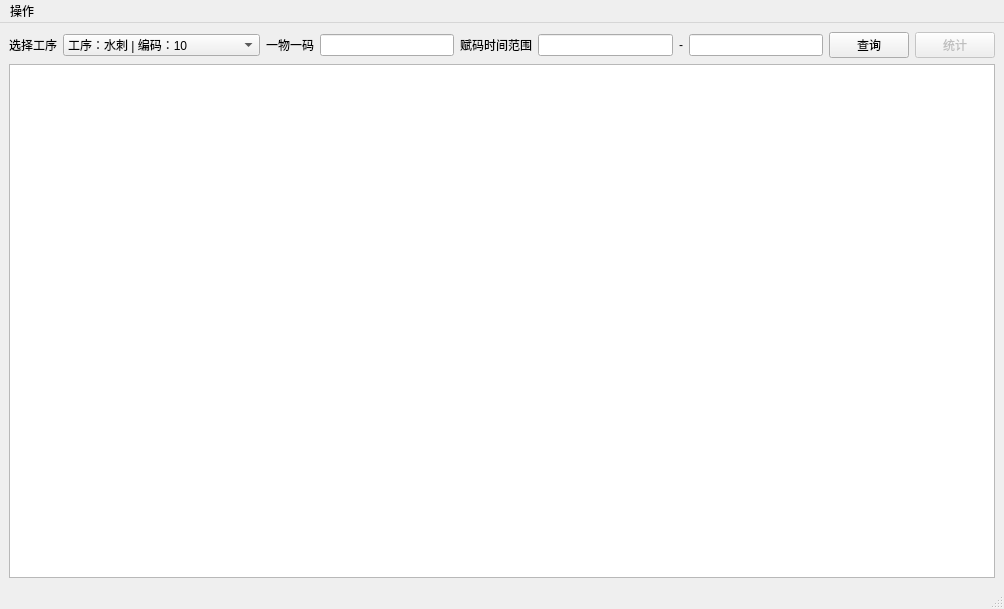
This is MainWindow.ui in qiujun1905/pandas as Qt 5 draws it before an edit. The edited form follows.
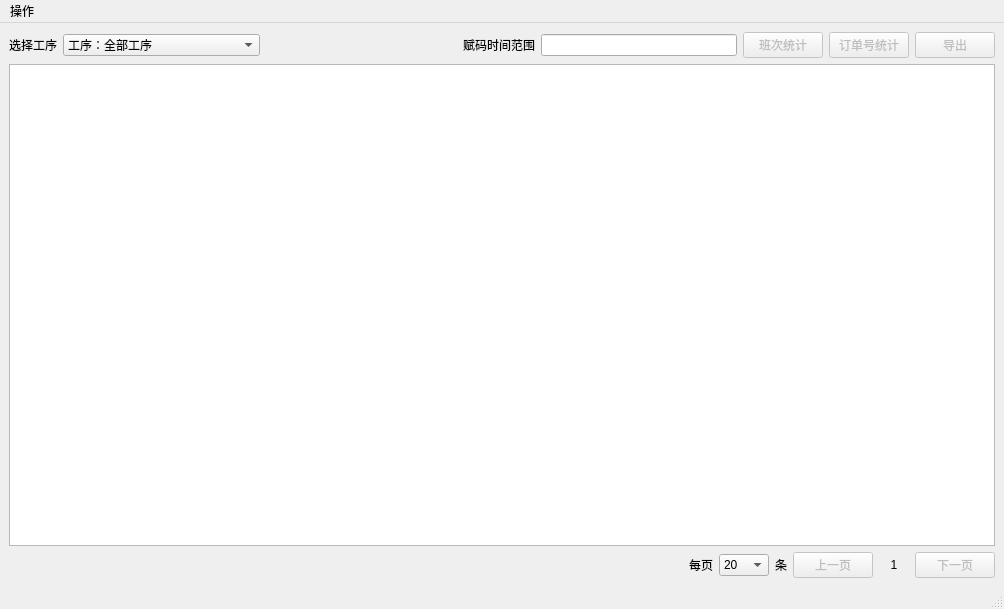
This is the edited form. Custom widgets are drawn as their Qt base class.

The edit to the form file:
```diff
--- a/MainWindow.ui
+++ b/MainWindow.ui
@@ -2,6 +2,9 @@
 <ui version="4.0">
  <class>MainWindow</class>
  <widget class="QMainWindow" name="MainWindow">
+  <property name="enabled">
+   <bool>true</bool>
+  </property>
   <property name="geometry">
    <rect>
     <x>0</x>
@@ -32,6 +35,11 @@
           <height>0</height>
          </size>
         </property>
+        <item>
+         <property name="text">
+          <string>工序：全部工序</string>
+         </property>
+        </item>
         <item>
          <property name="text">
           <string>工序：水刺 | 编码：10</string>
@@ -60,14 +68,17 @@
        </widget>
       </item>
       <item>
-       <widget class="QLabel" name="label_2">
-        <property name="text">
-         <string>一物一码</string>
+       <spacer name="horizontalSpacer_2">
+        <property name="orientation">
+         <enum>Qt::Horizontal</enum>
         </property>
-       </widget>
-      </item>
-      <item>
-       <widget class="QLineEdit" name="lineEdit_qrcode_id"/>
+        <property name="sizeHint" stdset="0">
+         <size>
+          <width>40</width>
+          <height>20</height>
+         </size>
+        </property>
+       </spacer>
       </item>
       <item>
        <widget class="QLabel" name="label_3">
@@ -80,19 +91,12 @@
        <widget class="MyLineEdit" name="lineEdit_time_cr_before"/>
       </item>
       <item>
-       <widget class="QLabel" name="label_4">
-        <property name="text">
-         <string>-</string>
+       <widget class="QPushButton" name="pushButton_class">
+        <property name="enabled">
+         <bool>false</bool>
         </property>
-       </widget>
-      </item>
-      <item>
-       <widget class="MyLineEdit" name="lineEdit_time_cr_after"/>
-      </item>
-      <item>
-       <widget class="QPushButton" name="btn_search">
         <property name="text">
-         <string>查询</string>
+         <string>班次统计</string>
         </property>
        </widget>
       </item>
@@ -102,7 +106,17 @@
          <bool>false</bool>
         </property>
         <property name="text">
-         <string>统计</string>
+         <string>订单号统计</string>
+        </property>
+       </widget>
+      </item>
+      <item>
+       <widget class="QPushButton" name="pushButton_export">
+        <property name="enabled">
+         <bool>false</bool>
+        </property>
+        <property name="text">
+         <string>导出</string>
         </property>
        </widget>
       </item>
@@ -111,10 +125,122 @@
     <item>
      <widget class="QTableView" name="tableView">
       <property name="gridStyle">
-       <enum>Qt::DashDotLine</enum>
+       <enum>Qt::SolidLine</enum>
       </property>
      </widget>
     </item>
+    <item>
+     <layout class="QHBoxLayout" name="horizontalLayout_2">
+      <item>
+       <spacer name="horizontalSpacer">
+        <property name="orientation">
+         <enum>Qt::Horizontal</enum>
+        </property>
+        <property name="sizeHint" stdset="0">
+         <size>
+          <width>40</width>
+          <height>20</height>
+         </size>
+        </property>
+       </spacer>
+      </item>
+      <item>
+       <widget class="QLabel" name="label_5">
+        <property name="text">
+         <string>每页</string>
+        </property>
+       </widget>
+      </item>
+      <item>
+       <widget class="QComboBox" name="comboBox_rows">
+        <property name="enabled">
+         <bool>true</bool>
+        </property>
+        <property name="minimumSize">
+         <size>
+          <width>50</width>
+          <height>0</height>
+         </size>
+        </property>
+        <property name="maximumSize">
+         <size>
+          <width>50</width>
+          <height>16777215</height>
+         </size>
+        </property>
+        <item>
+         <property name="text">
+          <string>20</string>
+         </property>
+        </item>
+        <item>
+         <property name="text">
+          <string>50</string>
+         </property>
+        </item>
+        <item>
+         <property name="text">
+          <string>100</string>
+         </property>
+        </item>
+        <item>
+         <property name="text">
+          <string>1000</string>
+         </property>
+        </item>
+       </widget>
+      </item>
+      <item>
+       <widget class="QLabel" name="label_6">
+        <property name="text">
+         <string>条</string>
+        </property>
+       </widget>
+      </item>
+      <item>
+       <widget class="QPushButton" name="pushButton_shang">
+        <property name="enabled">
+         <bool>false</bool>
+        </property>
+        <property name="text">
+         <string>上一页</string>
+        </property>
+       </widget>
+      </item>
+      <item>
+       <widget class="QLabel" name="label_current_page">
+        <property name="minimumSize">
+         <size>
+          <width>30</width>
+          <height>0</height>
+         </size>
+        </property>
+        <property name="maximumSize">
+         <size>
+          <width>30</width>
+          <height>16777215</height>
+         </size>
+        </property>
+        <property name="text">
+         <string>1</string>
+        </property>
+        <property name="alignment">
+         <set>Qt::AlignCenter</set>
+        </property>
+       </widget>
+      </item>
+      <item>
+       <widget class="QPushButton" name="pushButton_xia">
+        <property name="enabled">
+         <bool>false</bool>
+        </property>
+        <property name="text">
+         <string>下一页</string>
+        </property>
+       </widget>
+      </item>
+     </layout>
+    </item>
    </layout>
   </widget>
   <widget class="QMenuBar" name="menubar">
```
Left out of the diff: 11 changed lines with no effect on the pictures.
